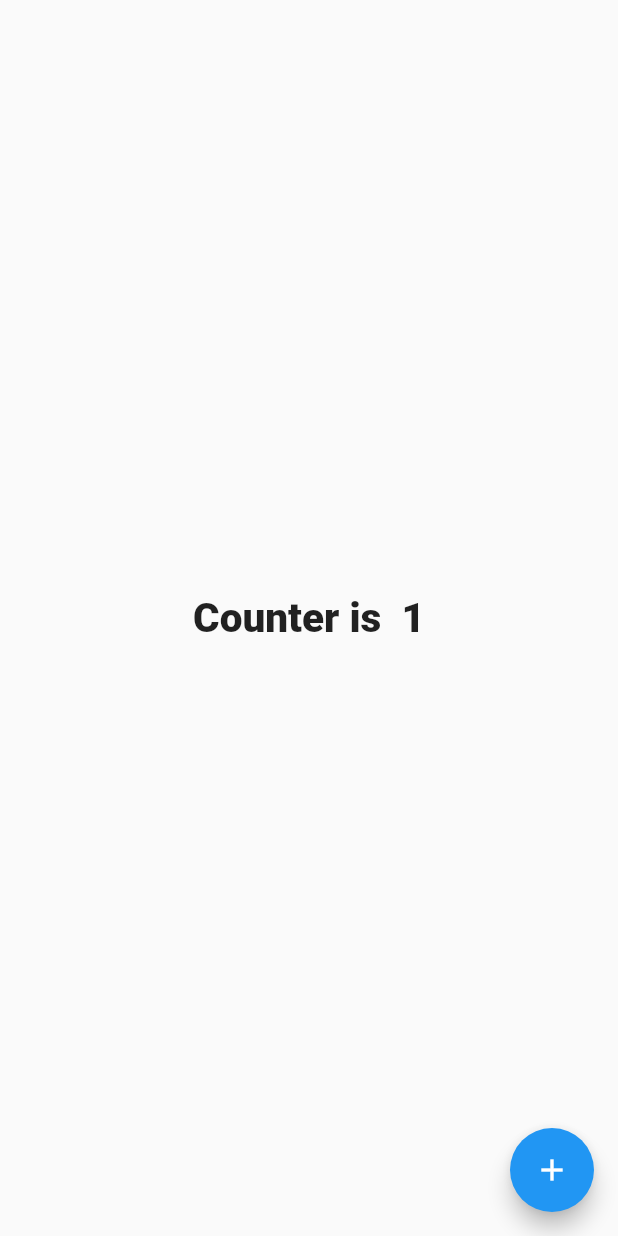
After one commit to fardadjafari/pulse_nativ, a Flutter app: the CounterPage screen opened directly, after a tap on the "add" icon, on a phone screen of 412 x 824 dp. The commit adds this screen. Run offline on Flutter 3.47's test engine with Material 2 defaults, Android fonts, the phone set to English and light mode, and no system bars; our stand-ins replace bloc, flutter_bloc.

Commit message:
Counter & Theme inject in bloc

```diff
--- /dev/null
+++ b/lib/bloc/counter_bloc.dart
@@ -0,0 +1,20 @@
+import 'package:bloc/bloc.dart';
+
+enum CounterEvent{
+  incresment,
+  decresment
+}
+
+class CounterBloc extends Bloc<CounterEvent,int>{
+  CounterBloc() : super(0);
+
+
+  @override
+  Stream<int> mapEventToState(CounterEvent event) async*{
+    if(event==CounterEvent.incresment)
+     yield state+1;
+    else
+     yield state-1;
+  }
+
+}
--- a/lib/bloc/navigation_bloc.dart
+++ b/lib/bloc/navigation_bloc.dart
@@ -1,7 +1,7 @@
 import 'package:bloc/bloc.dart';
 import 'package:flutter/cupertino.dart';
 import 'package:pulse_nativ/pages/aboutusPage.dart';
-import 'package:pulse_nativ/pages/counterPafe.dart';
+import 'package:pulse_nativ/pages/counterPage.dart';
 import 'package:pulse_nativ/pages/homePage.dart';
 import 'package:pulse_nativ/pages/productPage.dart';
 import 'package:pulse_nativ/pages/toolPage.dart';
--- /dev/null
+++ b/lib/bloc/theme_bloc.dart
@@ -0,0 +1,22 @@
+import 'package:bloc/bloc.dart';
+import 'package:flutter/material.dart';
+
+enum ThemeEvents{
+  toggle,
+}
+
+class ThemeBloc extends Bloc<ThemeEvents,ThemeData>{
+  ThemeBloc() : super(ThemeData.light());
+
+  @override
+  Stream<ThemeData> mapEventToState(ThemeEvents event) async* {
+    if(state==ThemeData.dark())
+      yield ThemeData.light();
+    else
+      yield ThemeData.dark();
+  }
+
+
+
+
+}
--- a/lib/menuItems.dart
+++ b/lib/menuItems.dart
@@ -20,7 +20,7 @@ class _MenuItemsState extends State<MenuItems> {
           widget.title,
           style: TextStyle(fontWeight: FontWeight.bold,fontSize: 17),
         ),
-        trailing: new Icon(widget.icon,size: 31,),
+        trailing: new Icon(widget.icon,size: 31,color: Colors.black54,),
         onTap: widget.onTap,
       ),
     );
--- /dev/null
+++ b/lib/pages/counterPage.dart
@@ -0,0 +1,32 @@
+import 'package:flutter/material.dart';
+import 'package:flutter_bloc/flutter_bloc.dart';
+import 'package:pulse_nativ/bloc/counter_bloc.dart';
+import 'package:pulse_nativ/bloc/theme_bloc.dart';
+
+class CounterPage extends StatelessWidget {
+  const CounterPage({Key key}) : super(key: key);
+
+  @override
+  Widget build(BuildContext context) {
+    return Scaffold(
+      body:
+      new BlocBuilder<CounterBloc,int>(builder: (context,int myDigit){
+       return Center(
+          child: new Text(
+            "Counter is  $myDigit",
+            style: new TextStyle(
+                fontSize: 27,
+                fontWeight: FontWeight.w900
+            ),
+          ),
+        );
+      }),
+      floatingActionButton: FloatingActionButton(
+        onPressed: (){
+          context.bloc<CounterBloc>().add(CounterEvent.incresment);
+        },
+        child: new Icon(Icons.add),
+      ),
+    ) ;
+  }
+}
```
Also changed, not shown: lib/main.dart (+20 -8 lines), lib/preloader.dart (+1 -6 lines), lib/slidebar.dart (+60 -22 lines).
